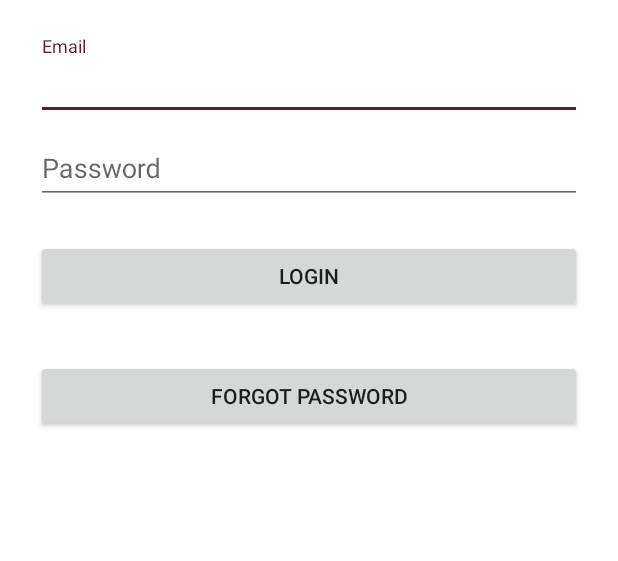
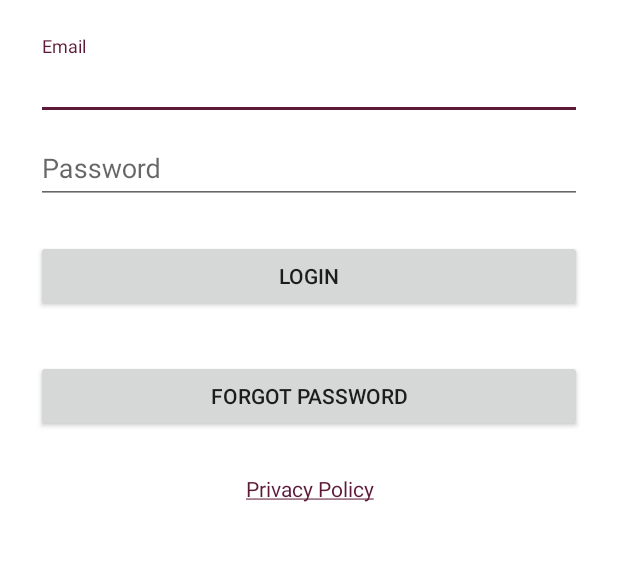
Before and after one commit to ValentinCerneanu/ItemsPlanner, an Android app: the screen it shows after launch (LoginActivity), on a phone screen of 412 x 824 dp, the part 420-981 px from its top. Run offline under Robolectric (Android 15) with nearby library versions, the phone set to English and light mode, and no system bars; our stand-ins replace Firebase (no records; nobody signed in at launch, a user with empty details on screens opened directly).

Commit message:
v1.005
Privacy Policy added

```diff
--- a/app/build.gradle
+++ b/app/build.gradle
@@ -7,8 +7,8 @@ android {
         applicationId "com.godmother.itemsplanner"
         minSdkVersion 23
         targetSdkVersion 28
-        versionCode 4
-        versionName "1.004"
+        versionCode 5
+        versionName "1.005"
         testInstrumentationRunner "androidx.test.runner.AndroidJUnitRunner"
     }
     buildTypes {
--- a/app/src/main/java/com/godmother/itemsplanner/activities/LoginActivity.java
+++ b/app/src/main/java/com/godmother/itemsplanner/activities/LoginActivity.java
@@ -14,7 +14,10 @@ import android.net.Uri;
 import android.os.Build;
 import android.os.Bundle;
 import android.provider.ContactsContract;
+import android.text.Html;
+import android.text.Spanned;
 import android.text.TextUtils;
+import android.text.method.LinkMovementMethod;
 import android.view.KeyEvent;
 import android.view.View;
 import android.view.View.OnClickListener;
@@ -52,6 +55,7 @@ public class LoginActivity extends AppCompatActivity implements LoaderCallbacks<
     private EditText mPasswordView;
     private View mProgressView;
     private View mLoginFormView;
+    TextView privacyPolicyTextView;
 
     public static Activity act;
 
@@ -60,6 +64,12 @@ public class LoginActivity extends AppCompatActivity implements LoaderCallbacks<
         super.onCreate(savedInstanceState);
         act = this;
         setContentView(R.layout.activity_login);
+
+        privacyPolicyTextView = (TextView)findViewById(R.id.privacy_policy);
+        Spanned text = Html.fromHtml("<a href='https://godmother-itemsplann.flycricket.io/privacy.html'>Privacy Policy</a>");
+        privacyPolicyTextView.setMovementMethod(LinkMovementMethod.getInstance());
+        privacyPolicyTextView.setText(text);
+
         // Set up the login form.
         mEmailView = (AutoCompleteTextView) findViewById(R.id.email);
         populateAutoComplete();
--- a/app/src/main/res/layout/activity_login.xml
+++ b/app/src/main/res/layout/activity_login.xml
@@ -99,6 +99,21 @@
                 android:text="Forgot password"
                 android:onClick="goToForgotPassword" />
 
+            <LinearLayout
+                android:layout_width="match_parent"
+                android:layout_height="wrap_content"
+                android:layout_gravity="bottom"
+                android:orientation="vertical"
+                android:paddingTop="20dp">
+                <TextView
+                    android:id="@+id/privacy_policy"
+                    android:layout_width="match_parent"
+                    android:layout_height="wrap_content"
+                    android:text="Privacy Policy"
+                    android:gravity="center"
+                    android:textAppearance="?android:attr/textAppearanceSmall"/>
+            </LinearLayout>
+
         </LinearLayout>
     </ScrollView>
 </LinearLayout>
```
